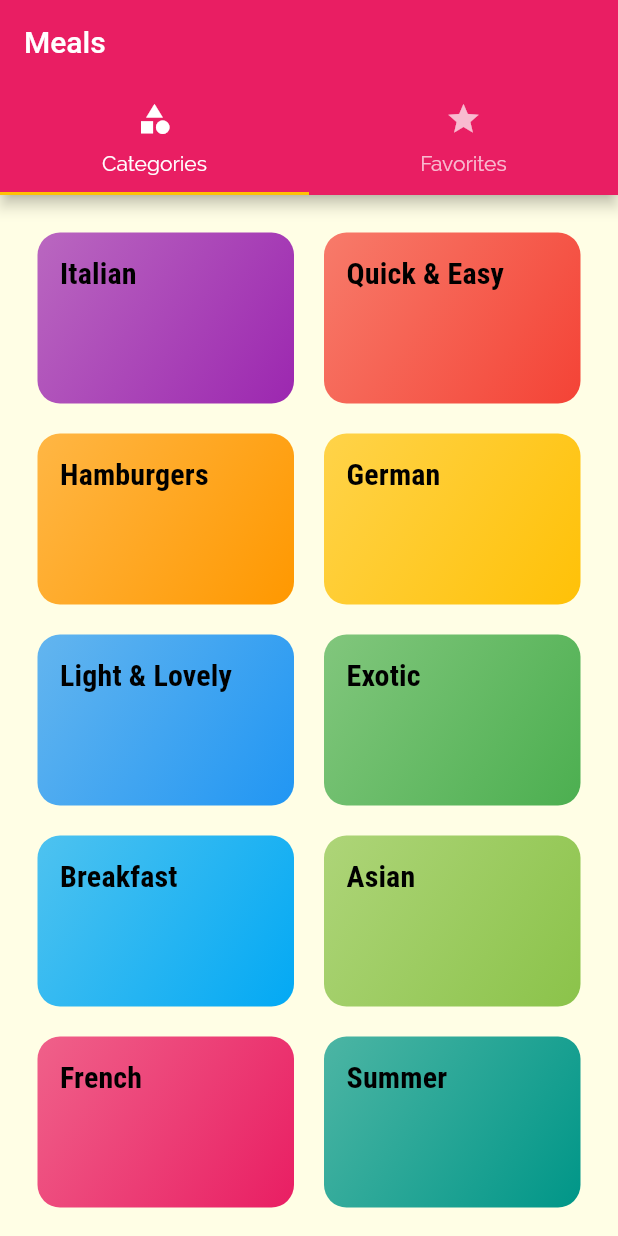
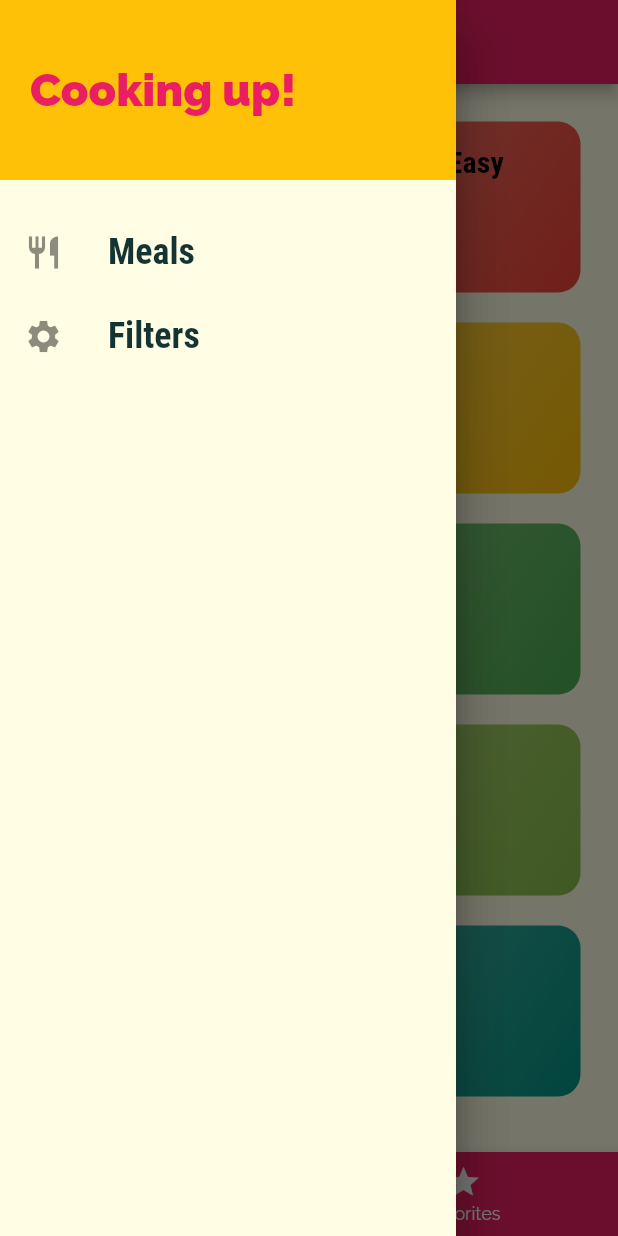
Before and after one commit to hichemBA67/meals-app, a Flutter app: the screen it shows after launch, with the side drawer open (before the commit the screen has no drawer), on a phone screen of 412 x 824 dp. Run offline on Flutter 3.47's test engine with Material 2 defaults, Android fonts, the phone set to English and light mode, and no system bars.

Commit message:
Section 7: 179

```diff
--- a/lib/main.dart
+++ b/lib/main.dart
@@ -3,6 +3,7 @@ import './screens/tabs_screen.dart';
 import './screens/meal_detail_screen.dart';
 import './screens/categories_screen.dart';
 import './screens/category_meals_screen.dart';
+import './screens/filters_screen.dart';
 
 void main() => runApp(MyApp());
 
@@ -31,6 +32,7 @@ class MyApp extends StatelessWidget {
         '/': (ctx) => TabsScreen(),
         CategoryMealsScreen.routeName: (ctx) => CategoryMealsScreen(),
         MealDetailScreen.routeName: (ctx) => MealDetailScreen(),
+        FiltersScreen.routeName: (ctx) => FiltersScreen(),
       },
       // onGenerateRoute: (settings) {
       //   print(settings.arguments);
--- a/lib/screens/tabs_screen.dart
+++ b/lib/screens/tabs_screen.dart
@@ -1,4 +1,5 @@
 import 'package:flutter/material.dart';
+import '../widgets/main_drawer.dart';
 import './categories_screen.dart';
 import './favorites_screen.dart';
 
@@ -10,31 +11,45 @@ class TabsScreen extends StatefulWidget {
 }
 
 class _TabsScreenState extends State<TabsScreen> {
+  final List<Map<String, dynamic>> _pages = [
+    {
+      'page': CategoriesScreen(),
+      'title': 'Categories',
+    },
+    {
+      'page': FavoritesScreen(),
+      'title': 'Your Favorites',
+    },
+  ];
+  int _selectedPageIndex = 0;
+
+  void _selectPage(int index) {
+    setState(() {
+      _selectedPageIndex = index;
+    });
+  }
+
   @override
   Widget build(BuildContext context) {
-    return DefaultTabController(
-      length: 2,
-      // initialIndex: 0,
-      child: Scaffold(
-        appBar: AppBar(
-          title: const Text('Meals'),
-          bottom: const TabBar(tabs: [
-            Tab(
-              icon: Icon(Icons.category),
-              text: 'Categories',
-            ),
-            Tab(
-              icon: Icon(Icons.star),
-              text: 'Favorites',
-            ),
-          ]),
-        ),
-        body: const TabBarView(
-          children: [
-            CategoriesScreen(),
-            FavoritesScreen(),
-          ],
-        ),
+    return Scaffold(
+      appBar: AppBar(
+        title: Text(_pages[_selectedPageIndex]['title']),
+      ),
+      drawer: Drawer(
+        child: MainDrawer(),
+      ),
+      body: _pages[_selectedPageIndex]['page'],
+      bottomNavigationBar: BottomNavigationBar(
+        onTap: _selectPage,
+        backgroundColor: Theme.of(context).colorScheme.primary,
+        unselectedItemColor: Colors.white,
+        selectedItemColor: Theme.of(context).colorScheme.secondary,
+        currentIndex: _selectedPageIndex,
+        items: const [
+          BottomNavigationBarItem(
+              icon: Icon(Icons.category), label: 'Categories'),
+          BottomNavigationBarItem(icon: Icon(Icons.star), label: 'Favorites'),
+        ],
       ),
     );
   }
--- /dev/null
+++ b/lib/widgets/main_drawer.dart
@@ -0,0 +1,52 @@
+import 'package:flutter/material.dart';
+import '../screens/filters_screen.dart';
+
+class MainDrawer extends StatelessWidget {
+  const MainDrawer({super.key});
+
+  @override
+  Widget build(BuildContext context) {
+    Widget buildListTile(String title, IconData icon, VoidCallback tapHandler) {
+      return ListTile(
+        onTap: tapHandler,
+        leading: Icon(icon, size: 26),
+        title: Text(
+          title,
+          style: const TextStyle(
+            fontFamily: 'RobotoCondensed',
+            fontSize: 24,
+            fontWeight: FontWeight.bold,
+          ),
+        ),
+      );
+    }
+
+    return Drawer(
+      child: Column(
+        children: [
+          Container(
+            height: 120,
+            width: double.infinity,
+            padding: const EdgeInsets.all(20),
+            alignment: Alignment.centerLeft,
+            color: Theme.of(context).colorScheme.secondary,
+            child: Text('Cooking up!',
+                style: TextStyle(
+                    fontWeight: FontWeight.w900,
+                    fontSize: 30,
+                    color: Theme.of(context).colorScheme.primary)),
+          ),
+          const SizedBox(
+            height: 20,
+          ),
+          buildListTile('Meals', Icons.restaurant, () {
+            Navigator.of(context).pushReplacementNamed('/');
+          }),
+          buildListTile('Filters', Icons.settings, () {
+            Navigator.of(context).pushReplacementNamed(FiltersScreen.routeName);
+          }),
+        ],
+      ),
+    );
+  }
+}
```
Also changed, not shown: lib/screens/category_meals_screen.dart (+44 -19 lines), lib/screens/filters_screen.dart (added, +20 -0 lines), lib/screens/meal_detail_screen.dart (+6 -1 lines), lib/widgets/meal_item.dart (+12 -1 lines).
